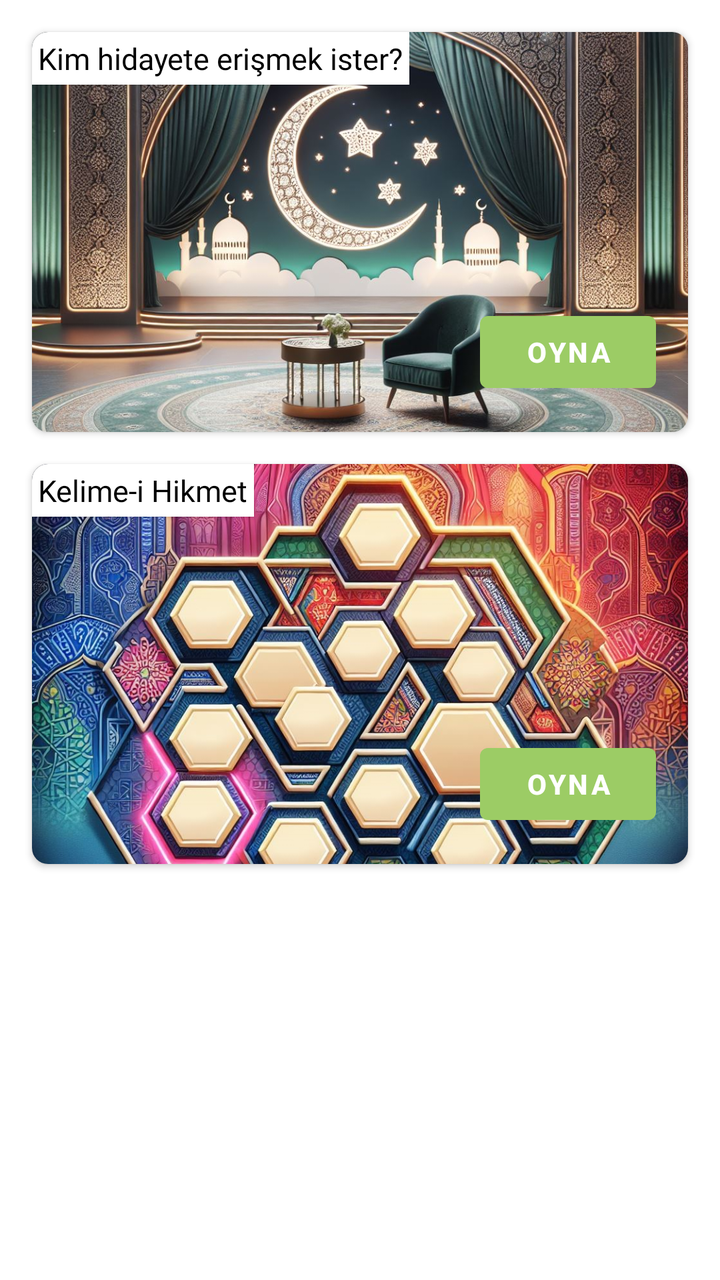
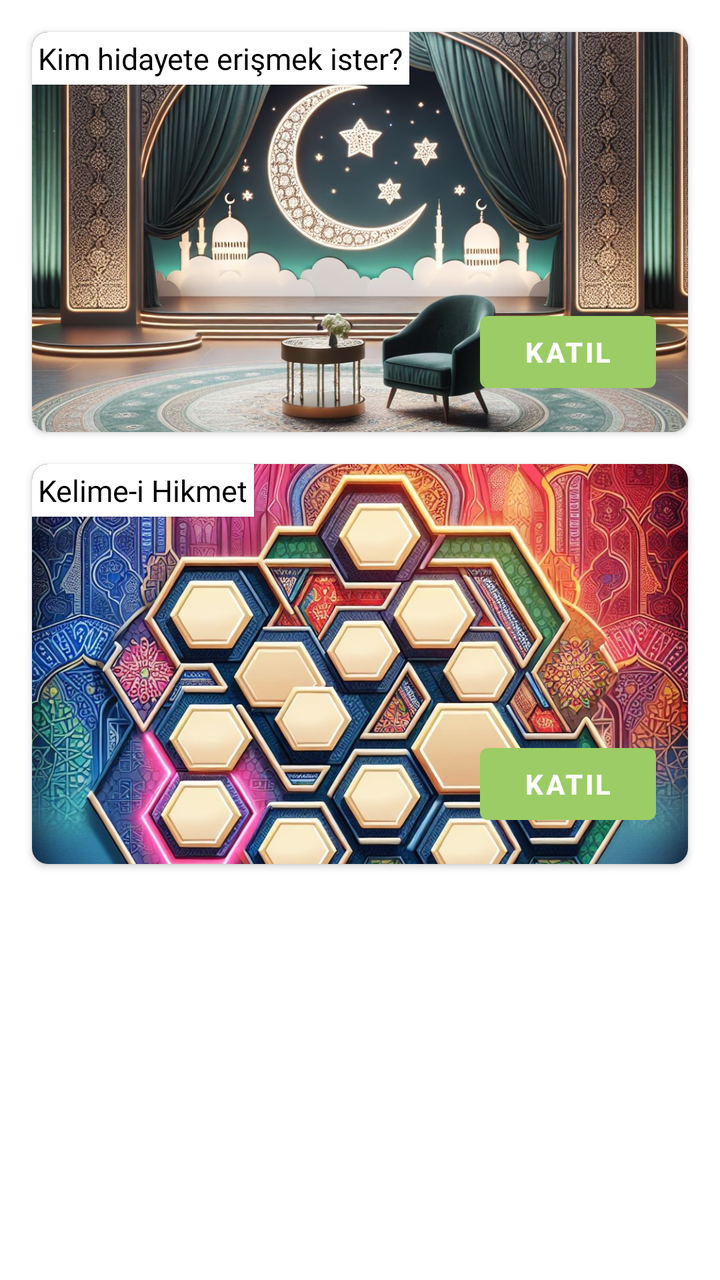

Before-and-after screenshots of an Android layout around one commit, followed by the original layout XML and the change that was made.
<!-- AndroidManifest.xml: application theme Theme.Yolcu -->
<!-- res/layout/fragment_home.xml -->
<?xml version="1.0" encoding="utf-8"?>
<androidx.constraintlayout.widget.ConstraintLayout xmlns:android="http://schemas.android.com/apk/res/android"
    xmlns:app="http://schemas.android.com/apk/res-auto"
    xmlns:tools="http://schemas.android.com/tools"
    android:layout_width="match_parent"
    android:layout_height="match_parent"
    tools:context=".ui.home.HomeFragment">

    
    <androidx.cardview.widget.CardView
        android:id="@+id/card_info_game"
        android:layout_width="0dp"
        android:layout_height="200dp"
        android:layout_margin="16dp"
        app:cardCornerRadius="8dp"
        app:layout_constraintTop_toTopOf="parent"
        app:layout_constraintStart_toStartOf="parent"
        app:layout_constraintEnd_toEndOf="parent">

        <RelativeLayout
            android:layout_width="match_parent"
            android:layout_height="match_parent">


            

            
            <ImageView
                android:id="@+id/info_game_image"
                android:layout_width="match_parent"
                android:layout_height="match_parent"
                android:scaleType="centerCrop"
                android:src="@drawable/bilgi_oyunu" />

            <TextView
                android:id="@+id/bilgi_oyun_label"
                android:layout_width="wrap_content"
                android:layout_height="wrap_content"
                android:layout_alignParentTop="true"
                android:layout_marginTop="0dp"
                android:background="@color/white"
                android:elevation="1dp"
                android:fontFamily="@font/tomorrow_b"
                android:padding="3dp"
                android:text="Kim hidayete erişmek ister?"
                android:textColor="@color/black"
                android:textSize="15sp" />

            <Button
                android:id="@+id/play_info_game_button"
                android:layout_width="wrap_content"
                android:layout_height="wrap_content"
                android:text="@string/play"
                android:textStyle="bold"
                android:layout_alignParentBottom="true"
                android:layout_alignParentEnd="true"
                android:layout_margin="16dp" />
        </RelativeLayout>
    </androidx.cardview.widget.CardView>

    
    <androidx.cardview.widget.CardView
        android:id="@+id/card_word_game"
        android:layout_width="0dp"
        android:layout_height="200dp"
        android:layout_margin="16dp"
        app:cardCornerRadius="8dp"
        app:layout_constraintTop_toBottomOf="@id/card_info_game"
        app:layout_constraintStart_toStartOf="parent"
        app:layout_constraintEnd_toEndOf="parent">

        <RelativeLayout
            android:layout_width="match_parent"
            android:layout_height="match_parent">

            
            <ImageView
                android:id="@+id/word_game_image"
                android:layout_width="match_parent"
                android:layout_height="match_parent"
                android:scaleType="centerCrop"
                android:src="@drawable/kelime_oyunu" />

            <TextView
                android:id="@+id/kelime_oyun_label"
                android:layout_width="wrap_content"
                android:layout_height="wrap_content"
                android:layout_alignParentStart="true"
                android:layout_alignParentTop="true"
                android:background="@color/white"
                android:elevation="1dp"
                android:fontFamily="@font/tomorrow_b"
                android:padding="3dp"
                android:text="Kelime-i Hikmet"
                android:textColor="@color/black"
                android:textSize="15sp" />
            
            <Button
                android:id="@+id/play_word_game_button"
                android:layout_width="wrap_content"
                android:layout_height="wrap_content"
                android:text="@string/play"
                android:textStyle="bold"
                android:layout_alignParentBottom="true"
                android:layout_alignParentEnd="true"
                android:layout_margin="16dp" />
        </RelativeLayout>
    </androidx.cardview.widget.CardView>

</androidx.constraintlayout.widget.ConstraintLayout>
<!-- resources referenced by this layout -->
<resources>
  <color name="black">#FF000000</color>
  <color name="white">#FFFFFFFF</color>
  <!-- drawable bilgi_oyunu: jpeg bitmap (drawable, 242212 bytes) -->
  <!-- drawable kelime_oyunu: jpeg bitmap (drawable, 385620 bytes) -->
  <string name="play">Oyna</string>
  <style name="Theme.Yolcu" parent="Theme.MaterialComponents.DayNight.DarkActionBar">
          
          <item name="colorPrimary">#9CCC65</item>
          <item name="colorPrimaryVariant">#43A047</item>
          <item name="colorOnPrimary">@color/white</item>
          
          <item name="colorSecondary">#9CCC65</item>
          <item name="colorSecondaryVariant">@color/teal_700</item>
          <item name="colorOnSecondary">@color/white</item>
          
          <item name="android:statusBarColor">?attr/colorPrimaryVariant</item>
          
          <item name="actionMenuTextColor">@color/white</item>
          <item name="android:actionMenuTextColor">@color/white</item>
          <item name="android:textColor">@color/black</item>
      </style>
  <color name="teal_700">#FF018786</color>
</resources>

<!-- the commit's change to res/layout/fragment_home.xml (unified diff, before → after) -->
@@ -42,7 +42,7 @@
                 android:elevation="1dp"
                 android:fontFamily="@font/tomorrow_b"
                 android:padding="3dp"
-                android:text="Kim hidayete erişmek ister?"
+                android:text="@string/bilgi_yarisma"
                 android:textColor="@color/black"
                 android:textSize="15sp" />
 
@@ -50,11 +50,14 @@
                 android:id="@+id/play_info_game_button"
                 android:layout_width="wrap_content"
                 android:layout_height="wrap_content"
+                android:layout_alignParentEnd="true"
+                android:layout_alignParentBottom="true"
+                android:layout_marginStart="16dp"
+                android:layout_marginTop="16dp"
+                android:layout_marginEnd="16dp"
+                android:layout_marginBottom="16dp"
                 android:text="@string/play"
-                android:textStyle="bold"
-                android:layout_alignParentBottom="true"
-                android:layout_alignParentEnd="true"
-                android:layout_margin="16dp" />
+                android:textStyle="bold" />
         </RelativeLayout>
     </androidx.cardview.widget.CardView>
 
@@ -91,7 +94,7 @@
                 android:elevation="1dp"
                 android:fontFamily="@font/tomorrow_b"
                 android:padding="3dp"
-                android:text="Kelime-i Hikmet"
+                android:text="@string/kelime_yarismasi"
                 android:textColor="@color/black"
                 android:textSize="15sp" />
             
<!-- resource entries referenced after the edit -->
@@ -4,7 +4,9 @@
   <color name="white">#FFFFFFFF</color>
   <!-- drawable bilgi_oyunu: jpeg bitmap (drawable, 242212 bytes) -->
   <!-- drawable kelime_oyunu: jpeg bitmap (drawable, 385620 bytes) -->
-  <string name="play">Oyna</string>
+  <string name="bilgi_yarisma">Kim hidayete erişmek ister?</string>
+  <string name="kelime_yarismasi">Kelime-i Hikmet</string>
+  <string name="play">KATIL</string>
   <style name="Theme.Yolcu" parent="Theme.MaterialComponents.DayNight.DarkActionBar">
           
           <item name="colorPrimary">#9CCC65</item>
